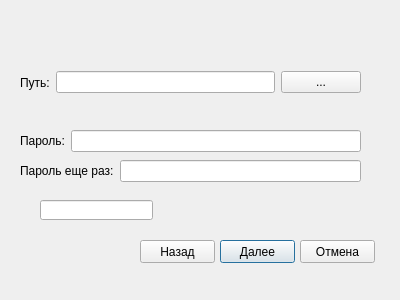
Old version of the form Dialogs/createnewdatabasedialog.ui in the repository ioTardis/PasswordManager.
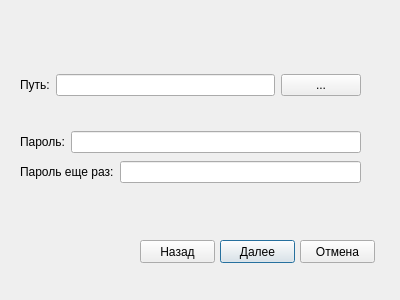
New version of the form.

The edit to the form file:
```diff
--- a/Dialogs/createnewdatabasedialog.ui
+++ b/Dialogs/createnewdatabasedialog.ui
@@ -19,7 +19,7 @@
      <x>20</x>
      <y>130</y>
      <width>341</width>
-     <height>22</height>
+     <height>24</height>
     </rect>
    </property>
    <layout class="QHBoxLayout" name="horizontalLayout_2">
@@ -41,7 +41,7 @@
      <x>20</x>
      <y>160</y>
      <width>341</width>
-     <height>22</height>
+     <height>24</height>
     </rect>
    </property>
    <layout class="QHBoxLayout" name="horizontalLayout_3">
@@ -89,7 +89,7 @@
      <x>20</x>
      <y>70</y>
      <width>341</width>
-     <height>25</height>
+     <height>30</height>
     </rect>
    </property>
    <layout class="QHBoxLayout" name="horizontalLayout">
@@ -112,16 +112,6 @@
     </item>
    </layout>
   </widget>
-  <widget class="QLineEdit" name="lineEdit">
-   <property name="geometry">
-    <rect>
-     <x>40</x>
-     <y>200</y>
-     <width>113</width>
-     <height>20</height>
-    </rect>
-   </property>
-  </widget>
   <widget class="QPushButton" name="BackButton">
    <property name="geometry">
     <rect>
```
